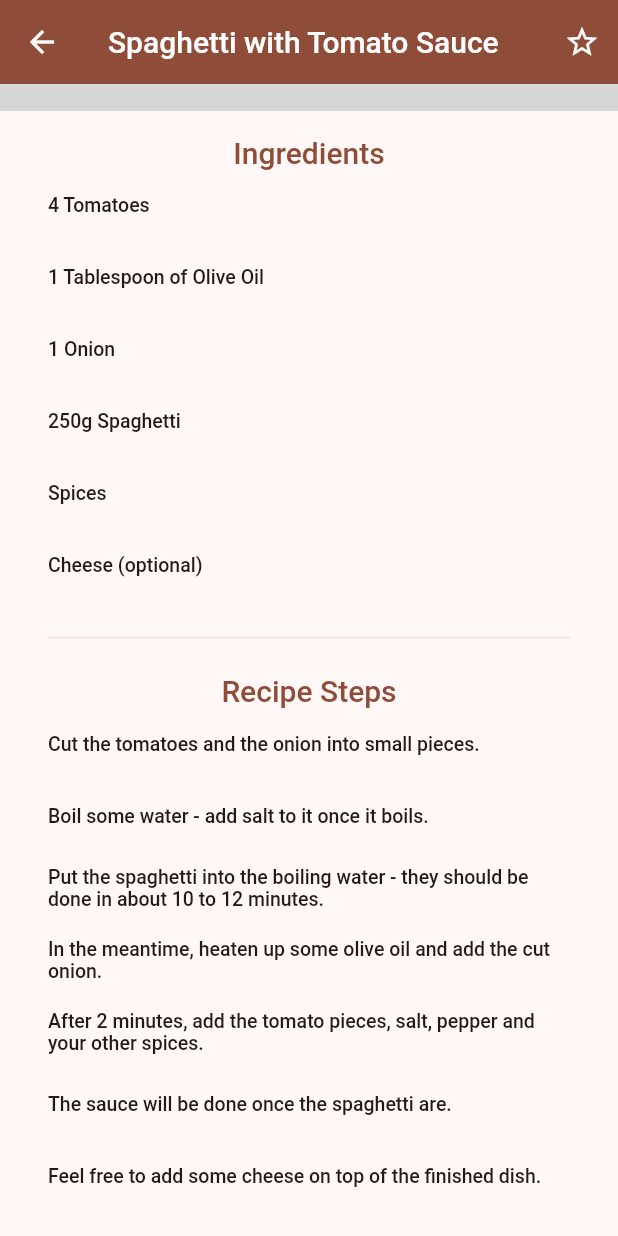
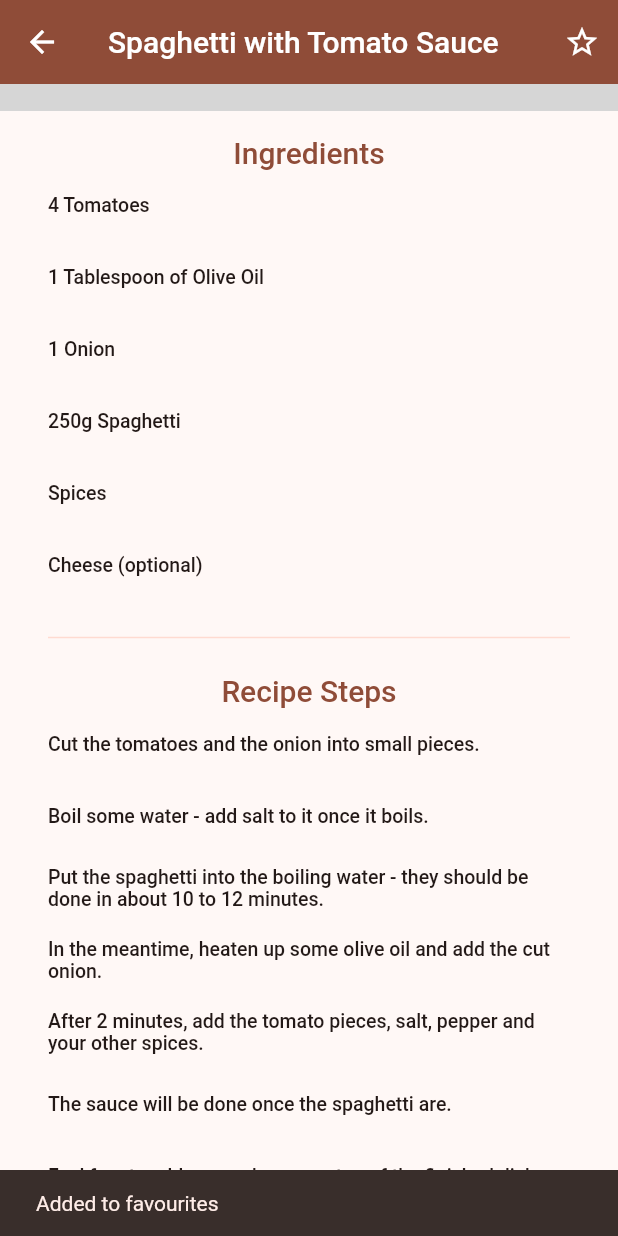
Before and after one commit to Moonbladez/flutter-meals, a Flutter app: the MealDetailScreen screen opened directly with sample values from the repository, scrolled down 282 dp, after a tap on the "star border" icon, on a phone screen of 412 x 824 dp. Run offline on Flutter 3.47's test engine with Material 2 defaults, Android fonts, the phone set to English and light mode, and no system bars; our stand-ins replace flutter_riverpod, google_fonts, transparent_image; network calls fail; grey boxes are pictures that could not be loaded.

Commit message:
added toggle favourite to provider

```diff
--- /dev/null
+++ b/lib/providers/favourites_provider.dart
@@ -0,0 +1,25 @@
+import 'package:flutter_meals_app/models/meal.dart';
+import 'package:flutter_riverpod/flutter_riverpod.dart';
+
+class FavouriteMealsNotifier extends StateNotifier<List<Meal>> {
+  FavouriteMealsNotifier() : super([]);
+
+  bool toggleFavouriteMealStatus(Meal meal) {
+    final mealIsFavorite = state.contains(meal);
+
+    if (mealIsFavorite) {
+      state = state.where((element) => meal.id != element.id).toList();
+      return false;
+    } else {
+      state = [...state, meal];
+      return true;
+    }
+  }
+}
+
+final favouriteMealsProvider =
+    StateNotifierProvider<FavouriteMealsNotifier, List<Meal>>(
+  (ref) {
+    return FavouriteMealsNotifier();
+  },
+);
--- a/lib/providers/providers.dart
+++ b/lib/providers/providers.dart
@@ -1 +1,2 @@
+export 'favourites_provider.dart';
 export 'meals_provider.dart';
--- a/lib/screens/meal_detail_screen.dart
+++ b/lib/screens/meal_detail_screen.dart
@@ -1,24 +1,35 @@
 import 'package:flutter/material.dart';
 import 'package:flutter_meals_app/models/models.dart';
+import 'package:flutter_meals_app/providers/providers.dart';
 import 'package:flutter_meals_app/widgets/widgets.dart';
+import 'package:flutter_riverpod/flutter_riverpod.dart';
 
-class MealDetailScreen extends StatelessWidget {
-  const MealDetailScreen(
-      {Key? key, required this.meal, required this.onToggleFavourite})
-      : super(key: key);
+class MealDetailScreen extends ConsumerWidget {
+  const MealDetailScreen({Key? key, required this.meal}) : super(key: key);
 
   final Meal meal;
-  final void Function(Meal meal) onToggleFavourite;
 
   @override
-  Widget build(BuildContext context) {
+  Widget build(BuildContext context, WidgetRef ref) {
     return Scaffold(
       appBar: AppBar(
         title: Text(meal.title),
         actions: [
           IconButton(
             onPressed: () {
-              onToggleFavourite(meal);
+              final isFavouriteMeal = ref
+                  .read(favouriteMealsProvider.notifier)
+                  .toggleFavouriteMealStatus(meal);
+              ScaffoldMessenger.of(context).clearSnackBars();
+              ScaffoldMessenger.of(context).showSnackBar(
+                SnackBar(
+                  content: Text(
+                    isFavouriteMeal
+                        ? "Added to favourites"
+                        : "Removed from favourites",
+                  ),
+                ),
+              );
             },
             icon: const Icon(Icons.star_border),
           ),
```
Also changed, not shown: lib/screens/categories_screen.dart (+1 -8 lines), lib/screens/meals_screen.dart (+5 -7 lines), lib/screens/tabs.dart (+2 -27 lines).
